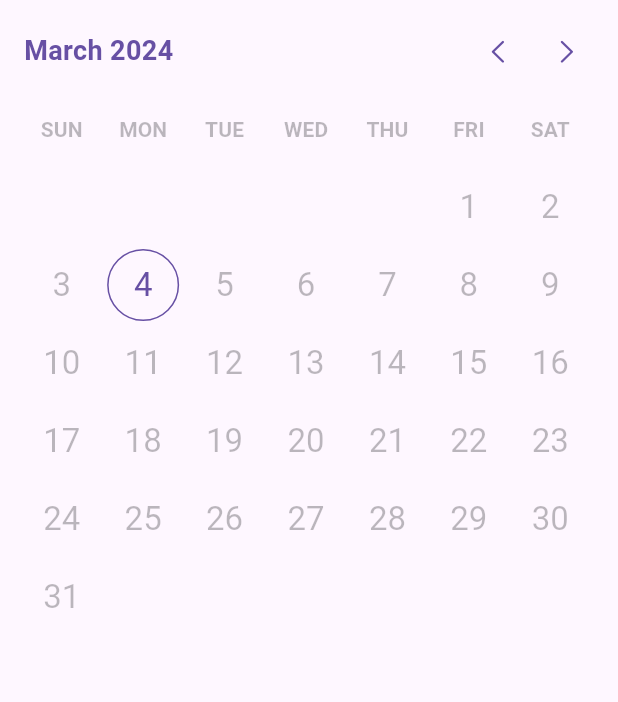
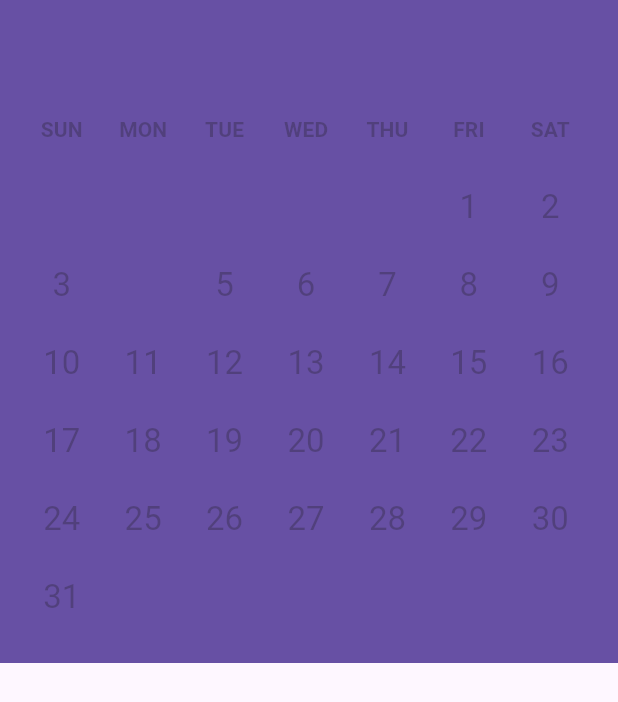
Before and after one commit to hasanmhallak/date_picker, a Flutter app: the DatePicker widget shown alone on an empty page, opened directly with empty values, on a phone screen of 412 x 824 dp. Shown: the top 702 px of the screen. Run offline on Flutter 3.47's test engine with Material 3 defaults, Android fonts, the phone set to English and light mode, and no system bars.

Commit message:
add backgroundColor

```diff
--- a/lib/src/date/date_picker.dart
+++ b/lib/src/date/date_picker.dart
@@ -50,6 +50,7 @@ class DatePicker extends StatefulWidget {
     required this.maxDate,
     required this.minDate,
     this.onDateSelected,
+    this.backgroundColor,
     this.initialDate,
     this.selectedDate,
     this.currentDate,
@@ -176,6 +177,11 @@ class DatePicker extends StatefulWidget {
   /// defaults to [ColorScheme.primary] color.
   final Color? slidersColor;
 
+  /// The color of the backgroundColor.
+  ///
+  /// defaults to [ColorScheme.primary] color.
+  final Color? backgroundColor;
+
   /// The size of the page sliders.
   ///
   /// defaults to `20px`.
@@ -216,7 +222,9 @@ class _DatePickerState extends State<DatePicker> {
     _displayedDate = DateUtils.dateOnly(widget.initialDate ?? DateTime.now());
     _pickerType = widget.initialPickerType;
 
-    _selectedDate = widget.selectedDate != null ? DateUtils.dateOnly(widget.selectedDate!) : null;
+    _selectedDate = widget.selectedDate != null
+        ? DateUtils.dateOnly(widget.selectedDate!)
+        : null;
 
     super.initState();
   }
@@ -230,13 +238,16 @@ class _DatePickerState extends State<DatePicker> {
       _pickerType = widget.initialPickerType;
     }
     if (oldWidget.selectedDate != widget.selectedDate) {
-      _selectedDate = widget.selectedDate != null ? DateUtils.dateOnly(widget.selectedDate!) : null;
+      _selectedDate = widget.selectedDate != null
+          ? DateUtils.dateOnly(widget.selectedDate!)
+          : null;
     }
     super.didUpdateWidget(oldWidget);
   }
 
   @override
   Widget build(BuildContext context) {
+    Widget child() {
       switch (_pickerType!) {
         case PickerType.days:
           return Padding(
@@ -245,7 +256,8 @@ class _DatePickerState extends State<DatePicker> {
               centerLeadingDate: widget.centerLeadingDate,
               initialDate: _displayedDate,
               selectedDate: _selectedDate,
-            currentDate: DateUtils.dateOnly(widget.currentDate ?? DateTime.now()),
+              currentDate:
+                  DateUtils.dateOnly(widget.currentDate ?? DateTime.now()),
               maxDate: DateUtils.dateOnly(widget.maxDate),
               minDate: DateUtils.dateOnly(widget.minDate),
               daysOfTheWeekTextStyle: widget.daysOfTheWeekTextStyle,
@@ -284,7 +296,8 @@ class _DatePickerState extends State<DatePicker> {
               centerLeadingDate: widget.centerLeadingDate,
               initialDate: _displayedDate,
               selectedDate: _selectedDate,
-            currentDate: DateUtils.dateOnly(widget.currentDate ?? DateTime.now()),
+              currentDate:
+                  DateUtils.dateOnly(widget.currentDate ?? DateTime.now()),
               maxDate: DateUtils.dateOnly(widget.maxDate),
               minDate: DateUtils.dateOnly(widget.minDate),
               currentDateDecoration: widget.currentDateDecoration,
@@ -321,7 +334,8 @@ class _DatePickerState extends State<DatePicker> {
               centerLeadingDate: widget.centerLeadingDate,
               initialDate: _displayedDate,
               selectedDate: _selectedDate,
-            currentDate: DateUtils.dateOnly(widget.currentDate ?? DateTime.now()),
+              currentDate:
+                  DateUtils.dateOnly(widget.currentDate ?? DateTime.now()),
               maxDate: DateUtils.dateOnly(widget.maxDate),
               minDate: DateUtils.dateOnly(widget.minDate),
               currentDateDecoration: widget.currentDateDecoration,
@@ -348,4 +362,10 @@ class _DatePickerState extends State<DatePicker> {
           );
       }
     }
+
+    return Container(
+      color: widget.backgroundColor ?? Theme.of(context).colorScheme.primary,
+      child: child(),
+    );
   }
+}
```
Also changed, not shown: example/pubspec.lock. Lines whose indentation alone changed are shown as unchanged.
